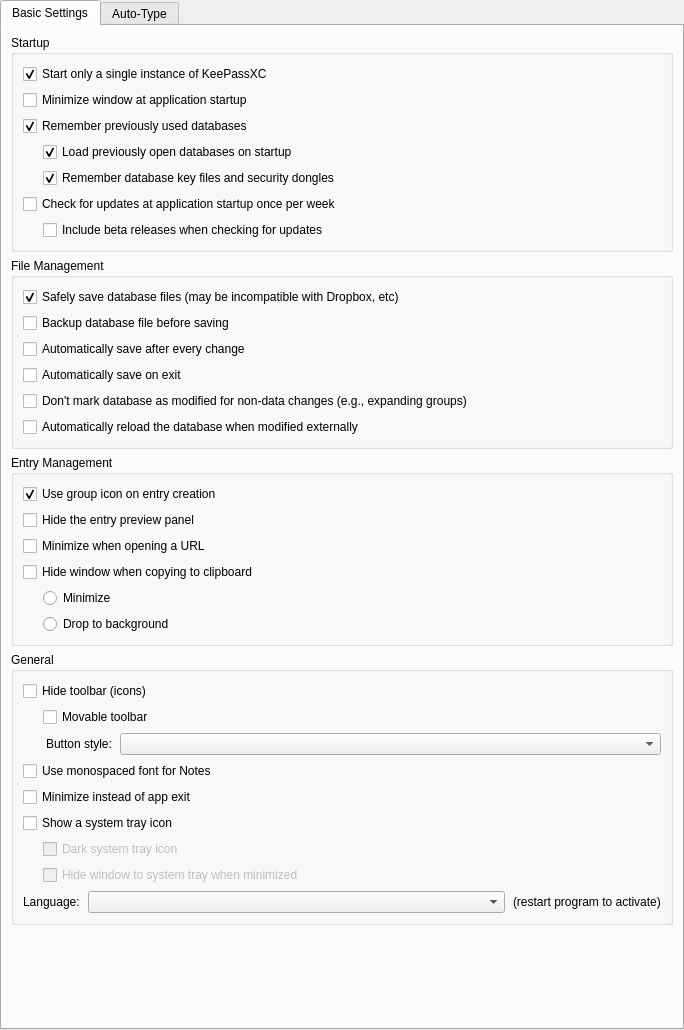
Old version of the form src/gui/ApplicationSettingsWidgetGeneral.ui in the repository keepassxreboot/keepassxc.
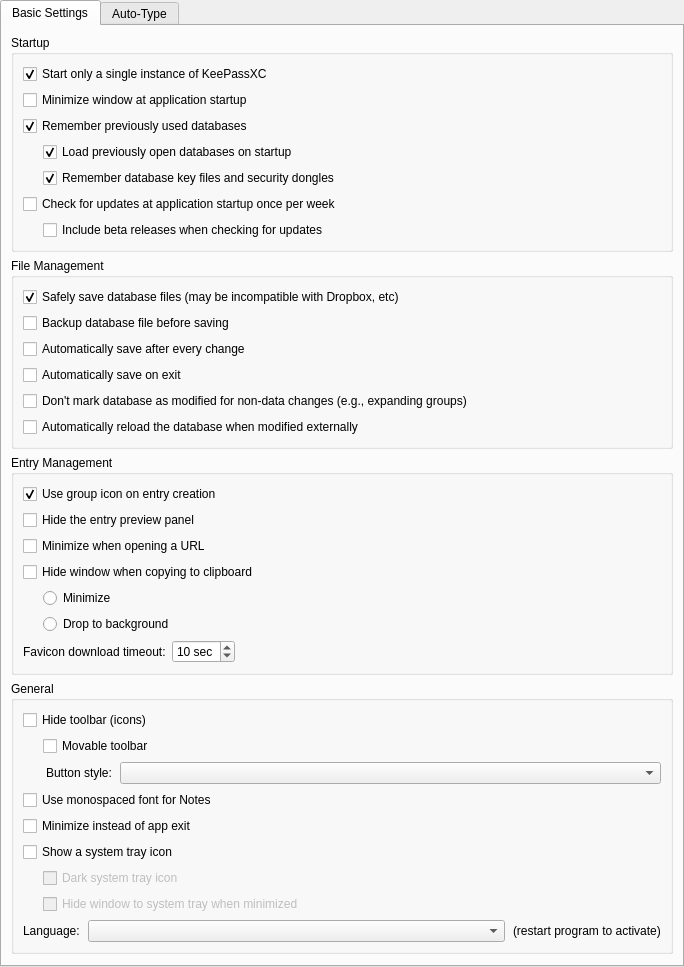
New version of the form. Custom widgets are drawn as their Qt base class.

Commit message: Download all favicons (#3169)

```diff
--- a/src/gui/ApplicationSettingsWidgetGeneral.ui
+++ b/src/gui/ApplicationSettingsWidgetGeneral.ui
@@ -7,7 +7,7 @@
     <x>0</x>
     <y>0</y>
     <width>684</width>
-    <height>1030</height>
+    <height>860</height>
    </rect>
   </property>
   <layout class="QVBoxLayout" name="verticalLayout_3">
@@ -329,6 +329,55 @@
             </item>
            </layout>
           </item>
+          <item>
+           <layout class="QHBoxLayout" name="horizontalLayout" stretch="0,0,1">
+            <item>
+             <widget class="QLabel" name="faviconTimeoutLabel">
+              <property name="text">
+               <string>Favicon download timeout:</string>
+              </property>
+             </widget>
+            </item>
+            <item>
+             <widget class="QSpinBox" name="faviconTimeoutSpinBox">
+              <property name="enabled">
+               <bool>true</bool>
+              </property>
+              <property name="sizePolicy">
+               <sizepolicy hsizetype="Expanding" vsizetype="Fixed">
+                <horstretch>0</horstretch>
+                <verstretch>0</verstretch>
+               </sizepolicy>
+              </property>
+              <property name="suffix">
+               <string comment="Seconds"> sec</string>
+              </property>
+              <property name="minimum">
+               <number>1</number>
+              </property>
+              <property name="maximum">
+               <number>60</number>
+              </property>
+              <property name="value">
+               <number>10</number>
+              </property>
+             </widget>
+            </item>
+            <item>
+             <spacer name="horizontalSpacer_2">
+              <property name="orientation">
+               <enum>Qt::Horizontal</enum>
+              </property>
+              <property name="sizeHint" stdset="0">
+               <size>
+                <width>40</width>
+                <height>20</height>
+               </size>
+              </property>
+             </spacer>
+            </item>
+           </layout>
+          </item>
          </layout>
         </widget>
        </item>
```
The commit also changes 17 other files.
